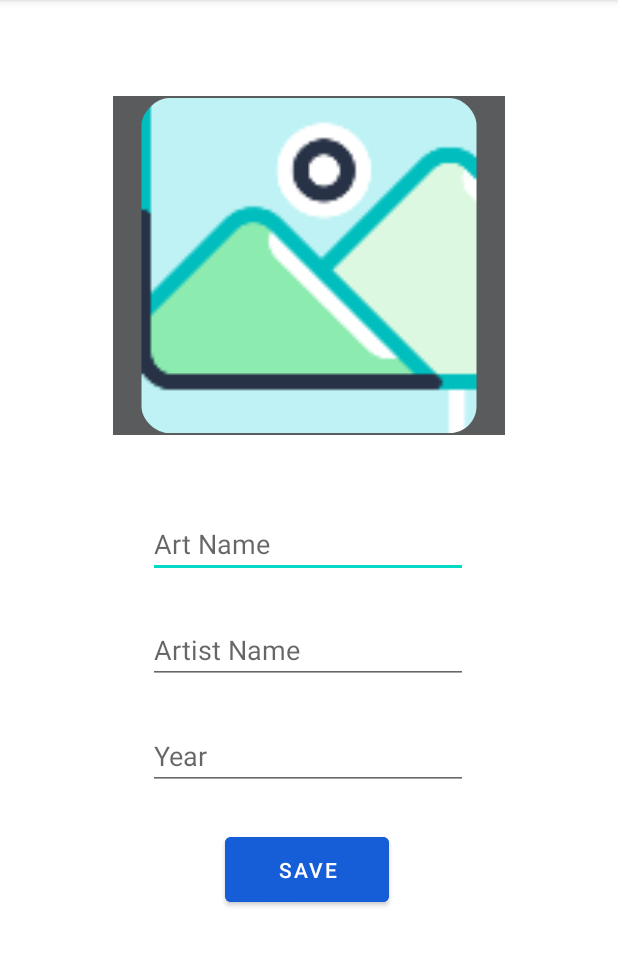
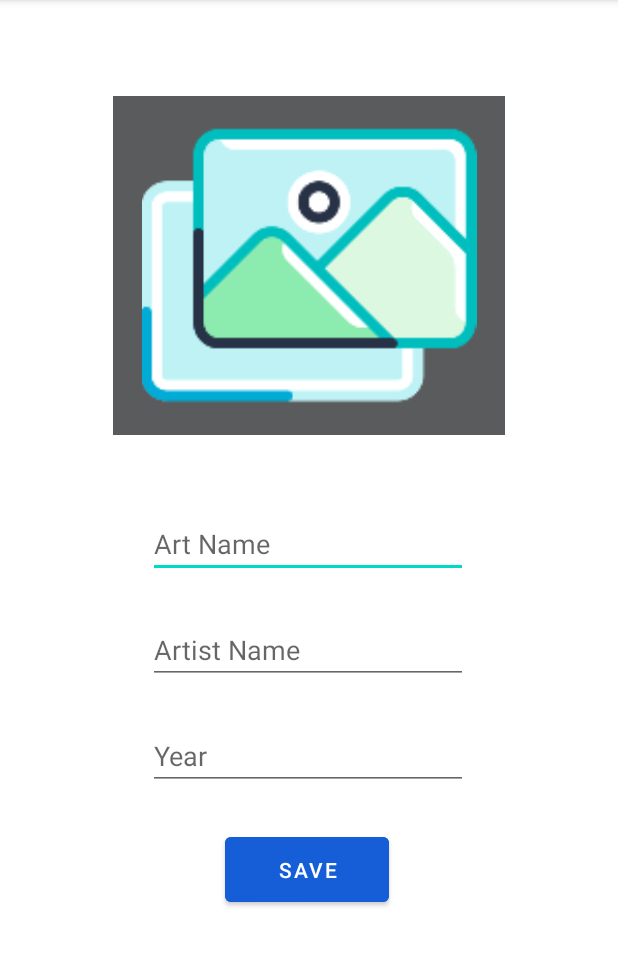
Before and after one commit to sertanozcnn/Android-Java-ArtBook, an Android app: the screen it shows after launch (DetailsActivity), in the options menu, after a tap on "Add Art", on a phone screen of 412 x 824 dp, the part 84-1050 px from its top. Run offline under Robolectric (Android 15) with nearby library versions, the phone set to English and light mode, and no system bars.

Commit message:
Anroid-Java

```diff
--- a/app/src/main/java/com/example/artbookjava/DetailsActivity.java
+++ b/app/src/main/java/com/example/artbookjava/DetailsActivity.java
@@ -63,7 +63,7 @@ public class DetailsActivity extends AppCompatActivity {
             binding.artistText.setText("");
             binding.yearText.setText("");
             binding.button.setVisibility(View.VISIBLE);
-            binding.imageView.setImageResource(R.mipmap.select_image);
+            binding.imageView.setImageResource(R.mipmap.select_image_foreground);
         }else{
             int artId = intent.getIntExtra("artId",1);
             binding.button.setVisibility(View.INVISIBLE);
```
